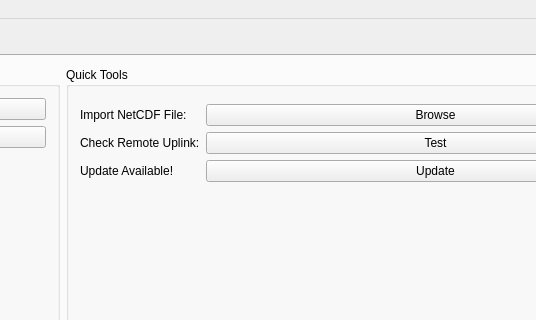
This is Config_Tool/mainwindow.ui in DFO-Ocean-Navigator/Navigator2Go as Qt 5 draws it before an edit; both pictures show x 577 to 1113 and y 0 to 320 of the 1280 by 720 pixel window. The edited form follows.
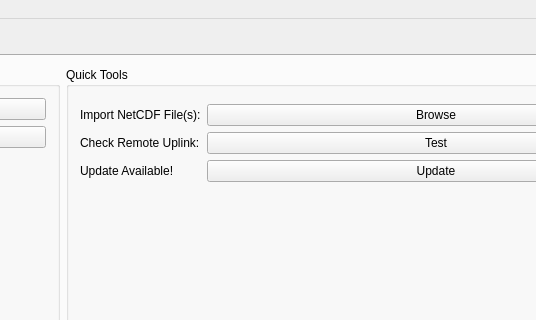
This is the edited form. The open tabs and pages were chosen to show the change. Icons and pictures are not drawn.

The edit to the form file:
```diff
--- a/Config_Tool/mainwindow.ui
+++ b/Config_Tool/mainwindow.ui
@@ -216,7 +216,7 @@
               <string>&lt;html&gt;&lt;head/&gt;&lt;body&gt;&lt;p&gt;Import a *.nc file into the local THREDDS server.&lt;/p&gt;&lt;/body&gt;&lt;/html&gt;</string>
              </property>
              <property name="text">
-              <string>Import NetCDF File:</string>
+              <string>Import NetCDF File(s):</string>
              </property>
             </widget>
            </item>
```
Left out of the diff: 2 changed lines with no effect on the pictures.
